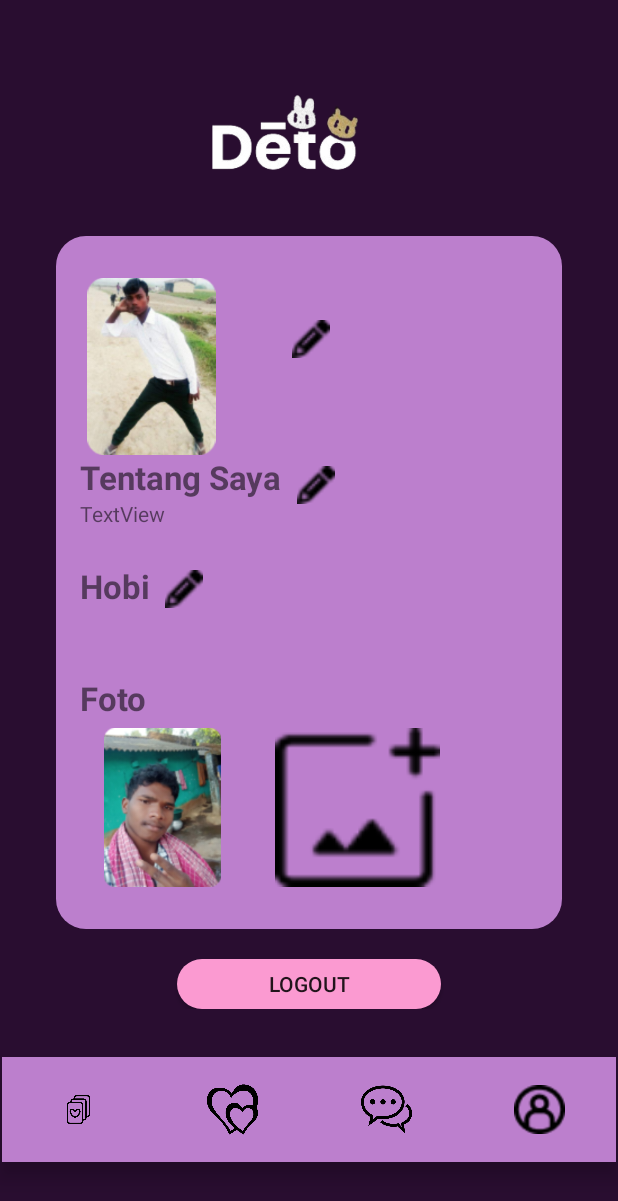
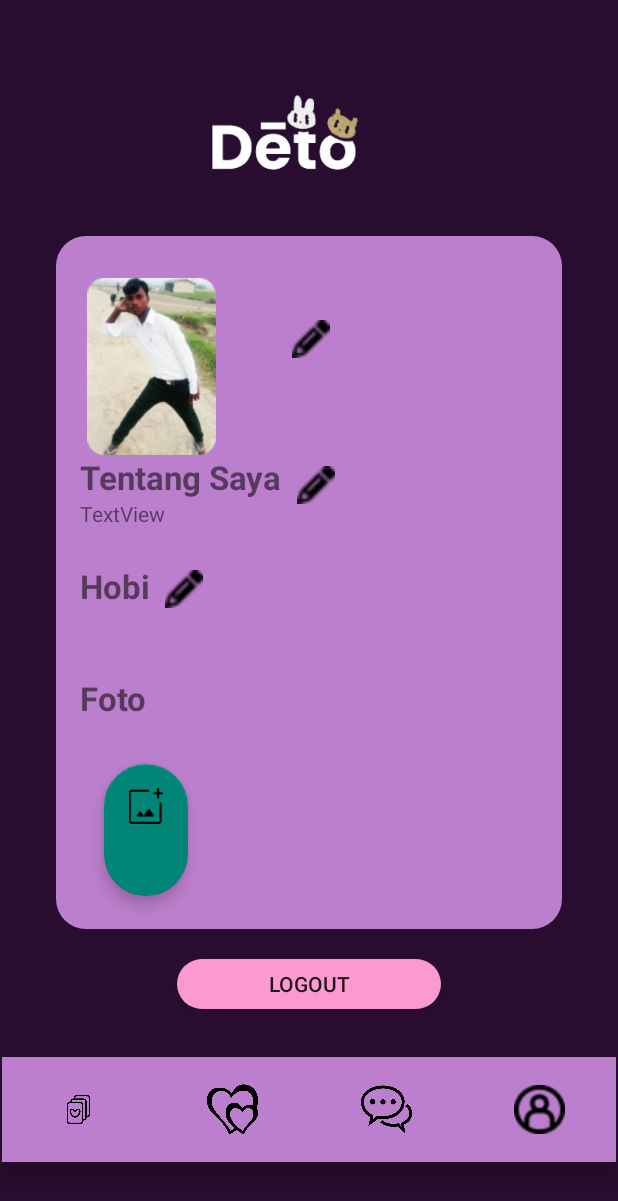
Before and after one commit to excelsior09/Deto, an Android app: the profil screen opened directly, with no data from a screen before it, on a phone screen of 412 x 824 dp. Shown: the top 1201 px of the screen. Run offline under Robolectric (Android 15) with nearby library versions, the phone set to English and light mode, and no system bars; our stand-ins replace Firebase (no records; nobody signed in at launch, a user with empty details on screens opened directly).

Commit message:
edit package

```diff
--- a/app/src/main/java/com/example/deto/LoginActivity.kt
+++ b/app/src/main/java/id/ac/ukdw/deto/LoginActivity.kt
@@ -1,4 +1,4 @@
-package com.example.deto
+package id.ac.ukdw.deto
 
 import android.app.AlertDialog
 import android.content.Intent
--- a/app/src/main/java/com/example/deto/MainActivity.kt
+++ b/app/src/main/java/id/ac/ukdw/deto/MainActivity.kt
@@ -1,11 +1,9 @@
-package com.example.deto
+package id.ac.ukdw.deto
 
 import android.content.Intent
 import androidx.appcompat.app.AppCompatActivity
 import android.os.Bundle
-import android.view.View
 import android.widget.Button
-import com.google.firebase.auth.FirebaseAuth
 
 class MainActivity : AppCompatActivity() {
 
--- a/app/src/main/java/com/example/deto/RegisterActivity.kt
+++ b/app/src/main/java/id/ac/ukdw/deto/RegisterActivity.kt
@@ -1,4 +1,4 @@
-package com.example.deto
+package id.ac.ukdw.deto
 
 import android.app.AlertDialog
 import android.content.Intent
--- a/app/src/main/java/com/example/deto/home2.kt
+++ b/app/src/main/java/id/ac/ukdw/deto/home2.kt
@@ -1,12 +1,12 @@
-package com.example.deto
+package id.ac.ukdw.deto
 
 import android.annotation.SuppressLint
 import android.content.Intent
 import androidx.appcompat.app.AppCompatActivity
 import android.os.Bundle
-import android.widget.Button
 import android.widget.ImageButton
 import com.google.android.material.bottomnavigation.BottomNavigationView
+import id.ac.ukdw.deto.R
 
 class home2 : AppCompatActivity(){
     @SuppressLint("WrongViewCast")
--- a/app/src/main/java/com/example/deto/jodoh.kt
+++ b/app/src/main/java/id/ac/ukdw/deto/jodoh.kt
@@ -1,4 +1,4 @@
-package com.example.deto
+package id.ac.ukdw.deto
 
 import android.content.Intent
 import androidx.appcompat.app.AppCompatActivity
--- a/app/src/main/java/com/example/deto/profil.kt
+++ b/app/src/main/java/id/ac/ukdw/deto/profil.kt
@@ -1,15 +1,19 @@
-package com.example.deto
+package id.ac.ukdw.deto
 
 import android.content.Intent
 import androidx.appcompat.app.AppCompatActivity
 import android.os.Bundle
-import android.widget.Button
 import android.widget.TextView
+import androidx.recyclerview.widget.RecyclerView
 import com.google.android.material.bottomnavigation.BottomNavigationView
+import com.google.android.material.floatingactionbutton.FloatingActionButton
 import com.google.firebase.auth.FirebaseAuth
 
 
 class profil : AppCompatActivity() {
+    private lateinit var recyclerView: RecyclerView
+    private lateinit var btnadd: FloatingActionButton
+
     lateinit var textFullName: TextView
 //    lateinit var btnLogout: Button
 
@@ -19,6 +23,9 @@ class profil : AppCompatActivity() {
         setContentView(R.layout.activity_profil)
         textFullName =findViewById(R.id.namaprofil)
 //        btnLogout = findViewById<Button>(R.id.btnLogout)
+
+        recyclerView = findViewById(R.id.recycleview)
+        btnadd = findViewById(R.id.btnadd)
 
         val firebaseUser = firebaseAuth.currentUser
         if (firebaseUser!=null){
@@ -32,7 +39,6 @@ class profil : AppCompatActivity() {
 //            startActivity(Intent(this, LoginActivity::class.java))
 //            finish()
 //        }
-
 
         val bottomNavigationView = findViewById<BottomNavigationView>(R.id.bottomNav)
         bottomNavigationView.setOnItemSelectedListener { menuItem ->
--- a/app/src/main/java/com/example/deto/riwayat.kt
+++ b/app/src/main/java/id/ac/ukdw/deto/riwayat.kt
@@ -1,4 +1,4 @@
-package com.example.deto
+package id.ac.ukdw.deto
 
 import android.content.Intent
 import androidx.appcompat.app.AppCompatActivity
--- a/app/src/main/res/layout/activity_profil.xml
+++ b/app/src/main/res/layout/activity_profil.xml
@@ -36,7 +36,7 @@
                 app:srcCompat="@drawable/logo" />
 
             <androidx.constraintlayout.widget.ConstraintLayout
-                android:id="@+id/constraintLayout"
+                android:id="@+id/profilpage"
                 android:layout_width="337dp"
                 android:layout_height="462dp"
                 android:background="@drawable/radiusprofilac"
@@ -143,25 +143,41 @@
                     app:layout_constraintStart_toStartOf="parent"
                     app:layout_constraintTop_toBottomOf="@+id/tentang" />
 
-                <ImageView
-                    android:id="@+id/imageView6"
-                    android:layout_width="110dp"
-                    android:layout_height="106dp"
+                <androidx.constraintlayout.widget.ConstraintLayout
+                    android:id="@+id/layerpoto"
+                    android:layout_width="306dp"
+                    android:layout_height="120dp"
                     android:layout_marginStart="16dp"
-                    android:layout_marginTop="5dp"
-                    app:layout_constraintStart_toStartOf="parent"
-                    app:layout_constraintTop_toBottomOf="@+id/foto"
-                    app:srcCompat="@drawable/roy2" />
+                    android:layout_marginTop="13dp"
+                    android:layout_marginEnd="15dp"
+                    android:layout_marginBottom="6dp"
+                    app:layout_constraintBottom_toBottomOf="parent"
+                    app:layout_constraintEnd_toEndOf="parent"
+                    app:layout_constraintStart_toStartOf="@id/profilpage"
+                    app:layout_constraintTop_toBottomOf="@+id/foto">
 
-                <ImageButton
-                    android:id="@+id/tambahfoto"
-                    android:layout_width="110dp"
-                    android:layout_height="106dp"
-                    android:layout_marginStart="20dp"
-                    android:layout_marginTop="5dp"
-                    android:background="@drawable/btnimg"
-                    app:layout_constraintStart_toEndOf="@+id/imageView6"
-                    app:layout_constraintTop_toBottomOf="@+id/foto" />
+                    <androidx.recyclerview.widget.RecyclerView
+                        android:id="@+id/recycleview"
+                        android:layout_width="match_parent"
+                        android:layout_height="wrap_content"
+                        app:layout_constraintTop_toTopOf="parent"/>
+
+                    <com.google.android.material.floatingactionbutton.FloatingActionButton
+                        android:id="@+id/btnadd"
+                        android:layout_width="wrap_content"
+                        android:layout_height="match_parent"
+                        android:layout_margin="16dp"
+                        android:layout_marginTop="16dp"
+                        android:layout_marginBottom="16dp"
+                        android:src="@drawable/btnimg"
+                        app:layout_constraintBottom_toTopOf="@+id/recycleview"
+                        app:layout_constraintStart_toStartOf="parent"
+                        app:layout_constraintTop_toBottomOf="@+id/recycleview" />
+
+
+
+                </androidx.constraintlayout.widget.ConstraintLayout>
+
 
             </androidx.constraintlayout.widget.ConstraintLayout>
 
--- a/app/src/main/res/values/strings.xml
+++ b/app/src/main/res/values/strings.xml
@@ -1,5 +1,5 @@
 <resources>
-    <string name="app_name">Deto</string>
+    <string name="app_name">id.ac.ukdw.Deto</string>
     <!-- TODO: Remove or change this placeholder text -->
     <string name="hello_blank_fragment">Hello blank fragment</string>
 </resources>
```
Also changed, not shown: app/build.gradle.kts (+5 -2 lines), 5 other files.
